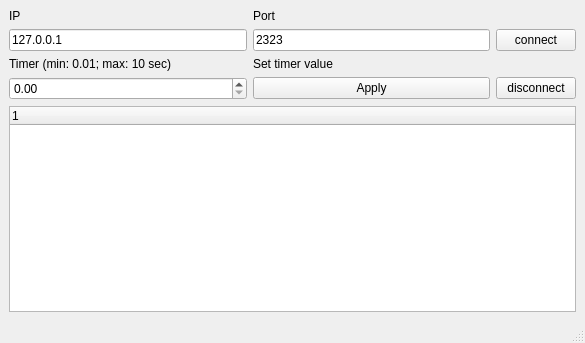
Qt form mainwindow.ui (QDianQ/qt_client) before a commit.
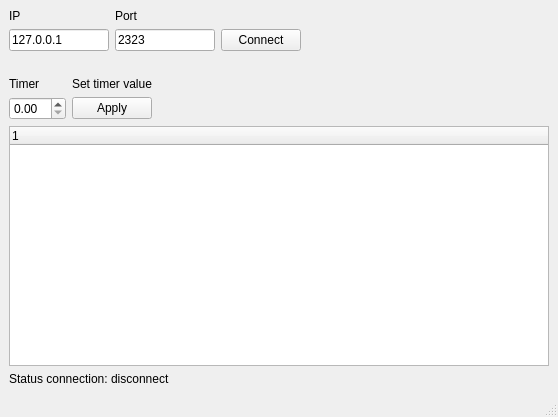
The same form after that commit.

Diff of the .ui file:
```diff
--- a/mainwindow.ui
+++ b/mainwindow.ui
@@ -6,81 +6,185 @@
    <rect>
     <x>0</x>
     <y>0</y>
-    <width>585</width>
-    <height>343</height>
+    <width>558</width>
+    <height>417</height>
    </rect>
   </property>
   <property name="windowTitle">
    <string>MainWindow</string>
   </property>
   <widget class="QWidget" name="centralwidget">
-   <layout class="QGridLayout" name="gridLayout">
-    <item row="3" column="2">
-     <widget class="QPushButton" name="disconnectBtn">
-      <property name="text">
-       <string>disconnect</string>
-      </property>
-     </widget>
+   <layout class="QVBoxLayout" name="verticalLayout">
+    <item>
+     <layout class="QGridLayout" name="gridLayout">
+      <item row="0" column="0">
+       <widget class="QLabel" name="label">
+        <property name="text">
+         <string>IP</string>
+        </property>
+        <property name="alignment">
+         <set>Qt::AlignBottom|Qt::AlignLeading|Qt::AlignLeft</set>
+        </property>
+       </widget>
+      </item>
+      <item row="1" column="2">
+       <widget class="QPushButton" name="connectBtn">
+        <property name="maximumSize">
+         <size>
+          <width>100</width>
+          <height>16777215</height>
+         </size>
+        </property>
+        <property name="text">
+         <string>Connect</string>
+        </property>
+       </widget>
+      </item>
+      <item row="1" column="1">
+       <widget class="QLineEdit" name="input_port">
+        <property name="maximumSize">
+         <size>
+          <width>100</width>
+          <height>16777215</height>
+         </size>
+        </property>
+        <property name="text">
+         <string>2323</string>
+        </property>
+       </widget>
+      </item>
+      <item row="1" column="0">
+       <widget class="QLineEdit" name="input_IP">
+        <property name="maximumSize">
+         <size>
+          <width>100</width>
+          <height>16777215</height>
+         </size>
+        </property>
+        <property name="text">
+         <string>127.0.0.1</string>
+        </property>
+       </widget>
+      </item>
+      <item row="0" column="1">
+       <widget class="QLabel" name="label_2">
+        <property name="text">
+         <string>Port</string>
+        </property>
+        <property name="alignment">
+         <set>Qt::AlignBottom|Qt::AlignLeading|Qt::AlignLeft</set>
+        </property>
+       </widget>
+      </item>
+      <item row="1" column="3">
+       <spacer name="horizontalSpacer">
+        <property name="orientation">
+         <enum>Qt::Horizontal</enum>
+        </property>
+        <property name="sizeHint" stdset="0">
+         <size>
+          <width>40</width>
+          <height>20</height>
+         </size>
+        </property>
+       </spacer>
+      </item>
+     </layout>
     </item>
-    <item row="4" column="0" colspan="3">
-     <widget class="QTreeWidget" name="treeWidget"/>
-    </item>
-    <item row="0" column="1">
-     <widget class="QLabel" name="label_2">
-      <property name="text">
-       <string>Port</string>
+    <item>
+     <layout class="QGridLayout" name="gridLayout_2">
+      <property name="topMargin">
+       <number>20</number>
       </property>
-     </widget>
+      <item row="0" column="1">
+       <widget class="QLabel" name="label_4">
+        <property name="text">
+         <string>Set timer value</string>
+        </property>
+        <property name="alignment">
+         <set>Qt::AlignBottom|Qt::AlignLeading|Qt::AlignLeft</set>
+        </property>
+       </widget>
+      </item>
+      <item row="1" column="0">
+       <widget class="QDoubleSpinBox" name="doubleSpinBox">
+        <property name="maximumSize">
+         <size>
+          <width>70</width>
+          <height>16777215</height>
+         </size>
+        </property>
+       </widget>
+      </item>
+      <item row="1" column="1">
+       <widget class="QPushButton" name="setTimer">
+        <property name="maximumSize">
+         <size>
+          <width>100</width>
+          <height>16777215</height>
+         </size>
+        </property>
+        <property name="text">
+         <string>Apply</string>
+        </property>
+       </widget>
+      </item>
+      <item row="0" column="0">
+       <widget class="QLabel" name="label_3">
+        <property name="minimumSize">
+         <size>
+          <width>0</width>
+          <height>0</height>
+         </size>
+        </property>
+        <property name="maximumSize">
+         <size>
+          <width>16777215</width>
+          <height>16777215</height>
+         </size>
+        </property>
+        <property name="text">
+         <string>Timer</string>
+        </property>
+        <property name="alignment">
+         <set>Qt::AlignBottom|Qt::AlignLeading|Qt::AlignLeft</set>
+        </property>
+        <property name="wordWrap">
+         <bool>true</bool>
+        </property>
+       </widget>
+      </item>
+      <item row="1" column="2">
+       <spacer name="horizontalSpacer_2">
+        <property name="orientation">
+         <enum>Qt::Horizontal</enum>
+        </property>
+        <property name="sizeHint" stdset="0">
+         <size>
+          <width>40</width>
+          <height>20</height>
+         </size>
+        </property>
+       </spacer>
+      </item>
+     </layout>
     </item>
-    <item row="3" column="1">
-     <widget class="QPushButton" name="setTimer">
-      <property name="text">
-       <string>Apply</string>
-      </property>
+    <item>
+     <widget class="QTreeWidget" name="treeWidget">
+      <column>
+       <property name="text">
+        <string notr="true">1</string>
+       </property>
+      </column>
      </widget>
     </item>
-    <item row="3" column="0">
-     <widget class="QDoubleSpinBox" name="doubleSpinBox"/>
-    </item>
-    <item row="0" column="0">
-     <widget class="QLabel" name="label">
+    <item>
+     <widget class="QLabel" name="statusConnection">
       <property name="text">
-       <string>IP</string>
+       <string>Status connection: disconnect</string>
       </property>
-     </widget>
-    </item>
-    <item row="1" column="1">
-     <widget class="QLineEdit" name="input_port">
-      <property name="text">
-       <string>2323</string>
-      </property>
-     </widget>
-    </item>
-    <item row="1" column="2">
-     <widget class="QPushButton" name="connectBtn">
-      <property name="text">
-       <string>connect</string>
-      </property>
-     </widget>
-    </item>
-    <item row="1" column="0">
-     <widget class="QLineEdit" name="input_IP">
-      <property name="text">
-       <string>127.0.0.1</string>
-      </property>
-     </widget>
-    </item>
-    <item row="2" column="0">
-     <widget class="QLabel" name="label_3">
-      <property name="text">
-       <string>Timer (min: 0.01; max: 10 sec)</string>
-      </property>
-     </widget>
-    </item>
-    <item row="2" column="1">
-     <widget class="QLabel" name="label_4">
-      <property name="text">
-       <string>Set timer value</string>
+      <property name="alignment">
+       <set>Qt::AlignLeading|Qt::AlignLeft|Qt::AlignVCenter</set>
       </property>
      </widget>
     </item>
```
Left out of the diff: 2 changed lines with no effect on the pictures.
